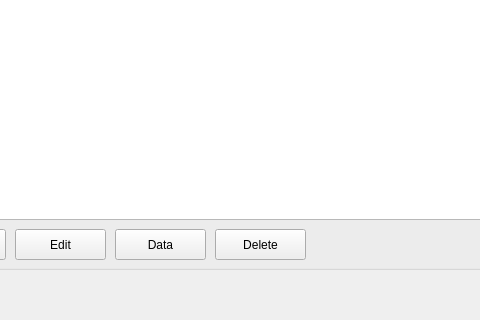
Qt form open-ihm/gui/designs/ui_households_all.ui (snim2mirror/openihm) before a commit; both pictures show x 105 to 585 and y 301 to 621 of the 792 by 621 pixel window.
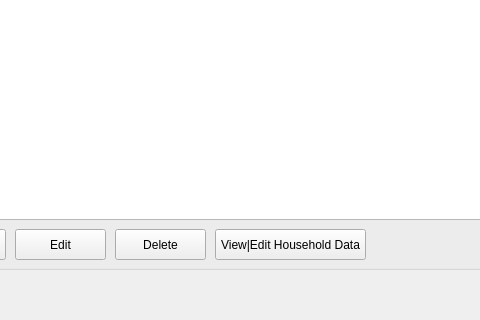
The same form after that commit.

Commit message: Implemented some more functionality on Households and Household Data

Diff of the .ui file:
```diff
--- a/open-ihm/gui/designs/ui_households_all.ui
+++ b/open-ihm/gui/designs/ui_households_all.ui
@@ -70,20 +70,20 @@
    <widget class="QPushButton" name="cmdData">
     <property name="geometry">
      <rect>
-      <x>210</x>
+      <x>310</x>
       <y>490</y>
-      <width>91</width>
+      <width>151</width>
       <height>31</height>
      </rect>
     </property>
     <property name="text">
-     <string>Data</string>
+     <string>View|Edit Household Data</string>
     </property>
    </widget>
    <widget class="QPushButton" name="cmdDel">
     <property name="geometry">
      <rect>
-      <x>310</x>
+      <x>210</x>
       <y>490</y>
       <width>91</width>
       <height>31</height>
```
The commit also changes 10 other files.
